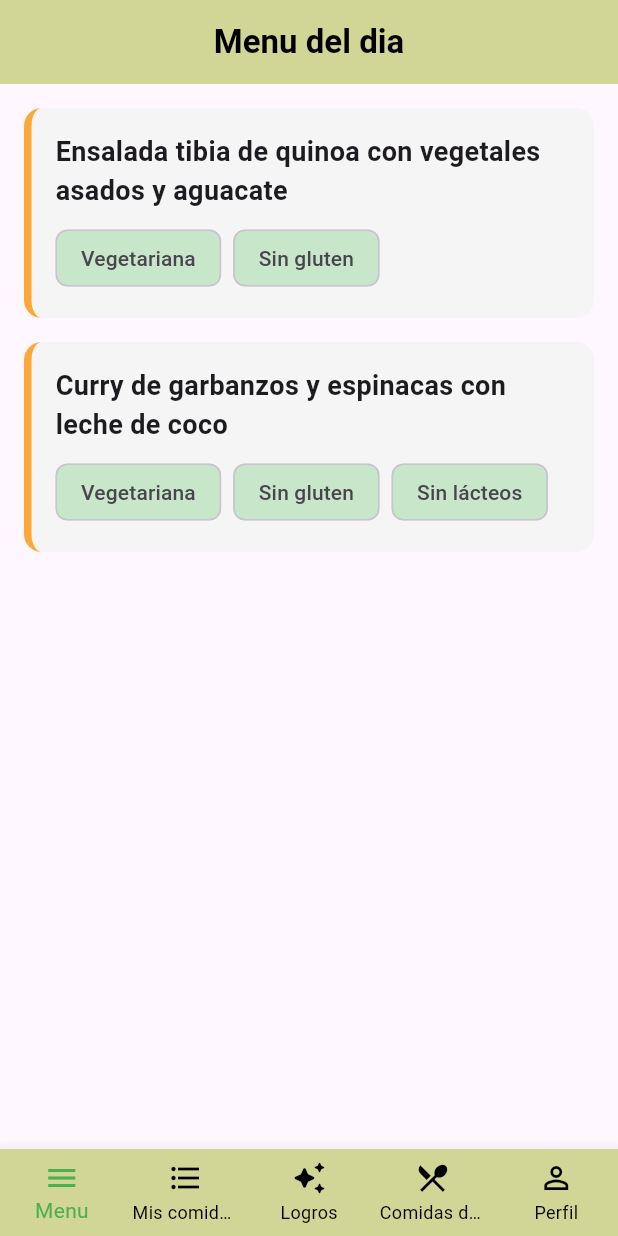
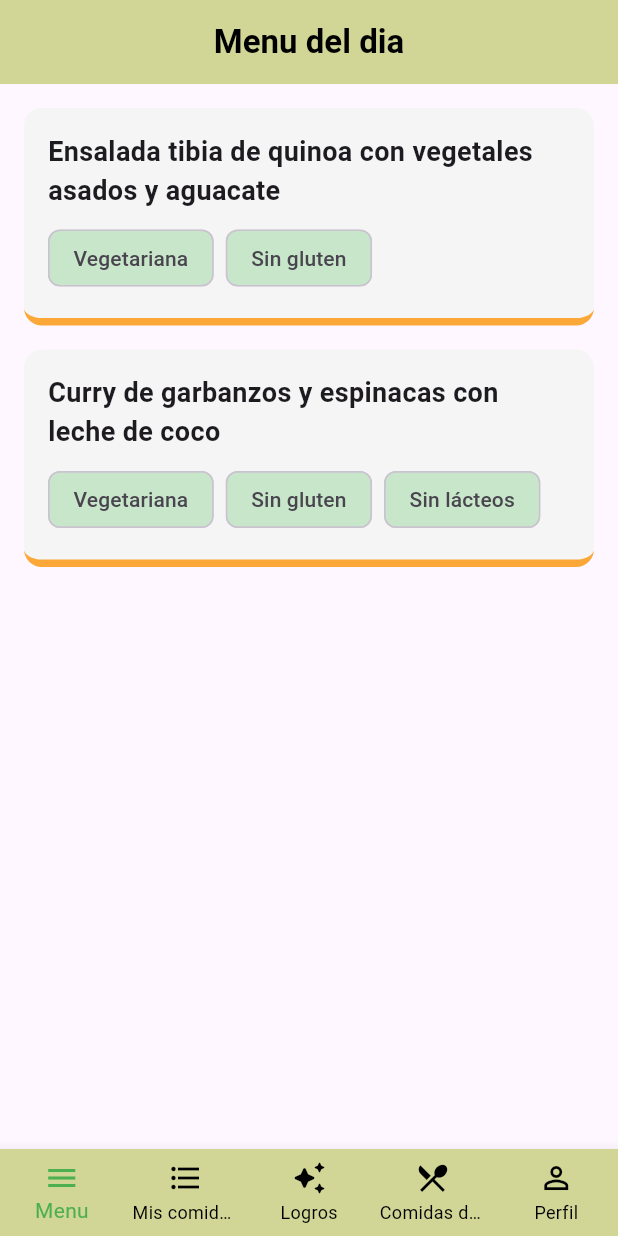
Before and after one commit to dian7875/food_diet, a Flutter app: the screen it shows after launch, after a tap on "Iniciar", on a phone screen of 412 x 824 dp. Run offline on Flutter 3.47's test engine with Material 3 defaults, Android fonts, the light colour scheme and no system bars; our stand-ins replace dio, go_router, shared_preferences.

Commit message:
Fix: diseño de la card

```diff
--- a/lib/features/Dashboard/widgets/diet_card.dart
+++ b/lib/features/Dashboard/widgets/diet_card.dart
@@ -16,7 +16,7 @@ class DietCard extends StatelessWidget {
         decoration: BoxDecoration(
           color: const Color(0xFFF5F5F5),
           borderRadius: BorderRadius.circular(12),
-          border: Border(left: BorderSide(color: Color(0xFFFCA838), width: 5)),
+          border: Border(bottom: BorderSide(color: Color(0xFFFCA838), width: 5)),
         ),
         child: Column(
           crossAxisAlignment: CrossAxisAlignment.start,
```
